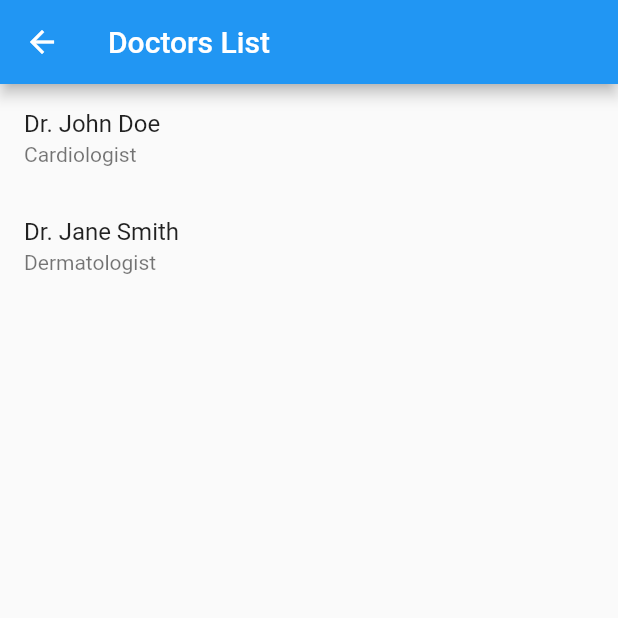
After one commit to Hekatoncheire/hacknheal, a Flutter app: the DoctorListPage screen opened directly, on a phone screen of 412 x 824 dp, the top half of it. The commit adds this screen. Run offline on Flutter 3.47's test engine with Material 2 defaults, Android fonts, the phone set to English and light mode, and no system bars; our stand-ins replace carousel_slider, table_calendar; network calls fail.

Commit message:
Doctors page created, and ui improved

```diff
--- /dev/null
+++ b/lib/models/DoctorModel.dart
@@ -0,0 +1,15 @@
+class Doctor {
+  final String name;
+  final String specialization;
+  final double rating;
+  final String hospital;
+  final String contactInfo;
+
+  Doctor({
+    required this.name,
+    required this.specialization,
+    required this.rating,
+    required this.hospital,
+    required this.contactInfo,
+  });
+}
--- /dev/null
+++ b/lib/screens/DoctorsPage.dart
@@ -0,0 +1,52 @@
+import 'package:flutter/material.dart';
+import 'package:hack_heal/screens/DoctorDetailsScreen.dart';
+
+import '../models/DoctorModel.dart';
+
+class DoctorListPage extends StatelessWidget {
+  final List<Doctor> doctors = [
+    Doctor(
+      name: 'Dr. John Doe',
+      specialization: 'Cardiologist',
+      rating: 4.5,
+      hospital: 'ABC Hospital',
+      contactInfo: 'Phone: 123-456-7890\nEmail: john.doe@example.com',
+    ),
+    Doctor(
+      name: 'Dr. Jane Smith',
+      specialization: 'Dermatologist',
+      rating: 4.8,
+      hospital: 'XYZ Hospital',
+      contactInfo: 'Phone: 987-654-3210\nEmail: jane.smith@example.com',
+    ),
+    // Add more doctors as needed
+  ];
+
+  @override
+  Widget build(BuildContext context) {
+    return Scaffold(
+      appBar: AppBar(
+        title: Text('Doctors List'),
+      ),
+      body: ListView.builder(
+        itemCount: doctors.length,
+        itemBuilder: (context, index) {
+          final doctor = doctors[index];
+
+          return ListTile(
+            title: Text(doctor.name),
+            subtitle: Text(doctor.specialization),
+            onTap: () {
+              Navigator.push(
+                context,
+                MaterialPageRoute(
+                  builder: (context) => DoctorDetailPage(doctor: doctor),
+                ),
+              );
+            },
+          );
+        },
+      ),
+    );
+  }
+}
--- a/lib/screens/HomeScreen.dart
+++ b/lib/screens/HomeScreen.dart
@@ -1,5 +1,6 @@
 import 'package:flutter/material.dart';
 import 'package:hack_heal/screens/ChatScreen.dart';
+import 'package:hack_heal/screens/DoctorsPage.dart';
 import 'package:table_calendar/table_calendar.dart';
 
 class HomePage extends StatefulWidget {
@@ -70,6 +71,13 @@ class _HomePageState extends State<HomePage> {
                 Navigator.push(context, MaterialPageRoute(builder: (context) => ChatPage()));
               },
             ),
+            ListTile(
+              title: Text('Doctors'),
+              onTap: () {
+                // TODO: handle navigation to the doctors page
+                Navigator.push(context, MaterialPageRoute(builder: (context) => DoctorListPage()));
+              },
+            )
             // Add more drawer items as needed
           ],
         ),
--- a/pubspec.yaml
+++ b/pubspec.yaml
@@ -37,6 +37,7 @@ dependencies:
   table_calendar: ^3.0.9
   http: ^0.13.5
   dart_openai: ^1.9.91
+  carousel_slider: ^4.2.1
 
 dev_dependencies:
   flutter_test:
```
Also changed, not shown: lib/screens/ChatScreen.dart (+12 -8 lines), lib/screens/DoctorDetailsScreen.dart (added, +104 -0 lines), pubspec.lock.
